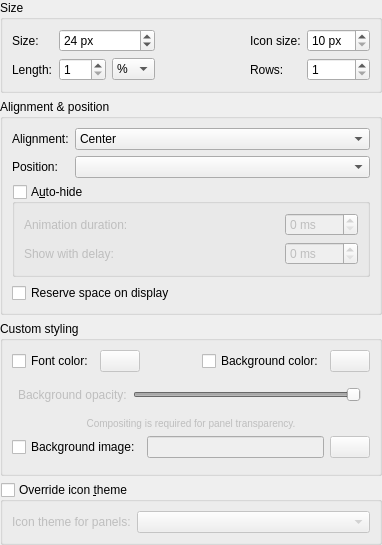
The window that panel/config/configpanelwidget.ui (lxqt/lxqt-panel) describes before a commit, drawn with Qt 5.
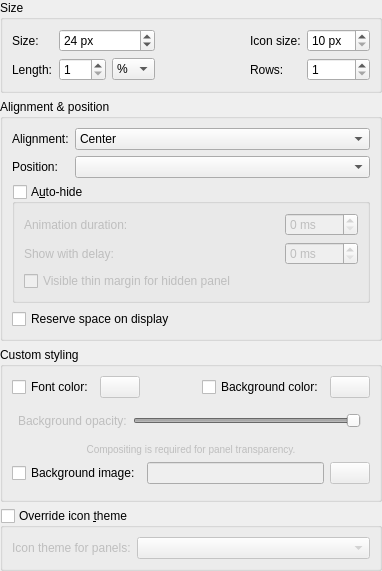
The same window after the commit. Icons and pictures are not drawn.

Commit message:
An option for invisibility of hidden panel margin
Closes https://github.com/lxqt/lxqt-panel/issues/930

The default is the previous behavior, namely, the 4-px margin of a hidden panel is visible. If the option is toggled, the margin will still exist but invisibly.

NOTE: `realign()` doesn't seem needed inside `LXQtPanel::setVisibleMargin` but is harmless.

Patch:
```diff
--- a/panel/config/configpanelwidget.ui
+++ b/panel/config/configpanelwidget.ui
@@ -321,6 +321,13 @@
            </property>
           </widget>
          </item>
+         <item row="2" column="0" colspan="3">
+          <widget class="QCheckBox" name="checkBox_visibleMargin">
+           <property name="text">
+            <string>Visible thin margin for hidden panel</string>
+           </property>
+          </widget>
+         </item>
         </layout>
        </widget>
       </item>
```
The commit also changes 4 other files.
